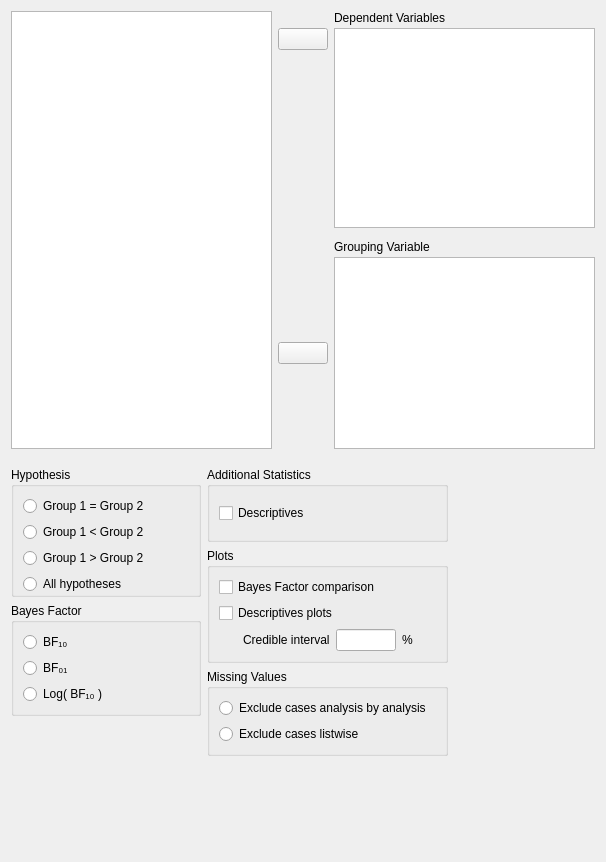
Qt form JASP-Desktop/analysisforms/Bain/bainttestbayesianindependentsamplesform.ui (koenderks/Jasp-desktop) before a commit.
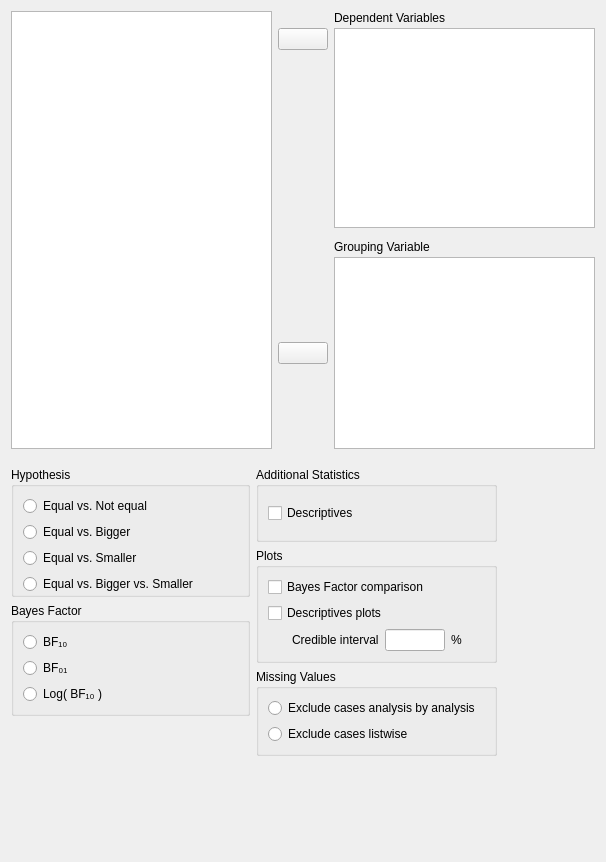
The same form after that commit. Custom widgets are drawn as their Qt base class.

The edit to the form file:
```diff
--- a/JASP-Desktop/analysisforms/Bain/bainttestbayesianindependentsamplesform.ui
+++ b/JASP-Desktop/analysisforms/Bain/bainttestbayesianindependentsamplesform.ui
@@ -253,7 +253,7 @@
                </sizepolicy>
               </property>
               <property name="text">
-               <string>Group 1 &gt; Group 2</string>
+               <string>Equal vs. Smaller</string>
               </property>
              </widget>
             </item>
@@ -266,7 +266,7 @@
                </sizepolicy>
               </property>
               <property name="text">
-               <string>Group 1 &lt; Group 2</string>
+               <string>Equal vs. Bigger</string>
               </property>
              </widget>
             </item>
@@ -292,14 +292,14 @@
                </sizepolicy>
               </property>
               <property name="text">
-               <string>Group 1 = Group 2</string>
+               <string>Equal vs. Not equal</string>
               </property>
              </widget>
             </item>
             <item row="3" column="0">
              <widget class="QRadioButton" name="allTypes">
               <property name="text">
-               <string>All hypotheses</string>
+               <string>Equal vs. Bigger vs. Smaller</string>
               </property>
              </widget>
             </item>
@@ -626,11 +626,6 @@
    <extends>QListView</extends>
    <header>widgets/availablefieldslistview.h</header>
   </customwidget>
-  <customwidget>
-   <class>BoundListView</class>
-   <extends>QListView</extends>
-   <header>widgets/boundlistview.h</header>
-  </customwidget>
   <customwidget>
    <class>GroupBox</class>
    <extends>QGroupBox</extends>
@@ -653,6 +648,11 @@
    <extends>QCheckBox</extends>
    <header>widgets/boundcheckbox.h</header>
   </customwidget>
+  <customwidget>
+   <class>BoundListView</class>
+   <extends>QListView</extends>
+   <header>widgets/boundlistview.h</header>
+  </customwidget>
   <customwidget>
    <class>boundSingleItemView</class>
    <extends>QListView</extends>
```
